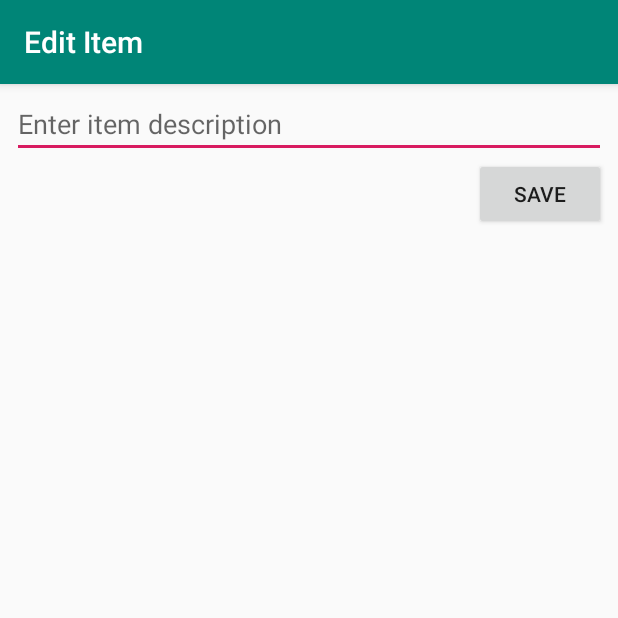
After one commit to jessicamindel/FBU-SimpleTodo, an Android app: the EditItemActivity screen opened directly, with no data from a screen before it, on a phone screen of 412 x 824 dp, the top half of it. The commit adds this screen. Run offline under Robolectric (Android 15) with nearby library versions, the phone set to English and light mode, and no system bars.

Commit message:
Finish stretch goals
Can now edit the description of each task.

```diff
--- a/SimpleTodo/app/src/main/AndroidManifest.xml
+++ b/SimpleTodo/app/src/main/AndroidManifest.xml
@@ -9,6 +9,7 @@
         android:roundIcon="@mipmap/ic_launcher_round"
         android:supportsRtl="true"
         android:theme="@style/AppTheme">
+        <activity android:name=".EditItemActivity"></activity>
         <activity android:name=".MainActivity">
             <intent-filter>
                 <action android:name="android.intent.action.MAIN" />
--- /dev/null
+++ b/SimpleTodo/app/src/main/java/com/jmindel/simpletodo/EditItemActivity.java
@@ -0,0 +1,35 @@
+package com.jmindel.simpletodo;
+
+import android.content.Intent;
+import android.os.Bundle;
+import android.view.View;
+import android.widget.EditText;
+
+import androidx.appcompat.app.AppCompatActivity;
+
+import static com.jmindel.simpletodo.MainActivity.ITEM_POSITION;
+import static com.jmindel.simpletodo.MainActivity.ITEM_TEXT;
+
+public class EditItemActivity extends AppCompatActivity {
+
+    EditText etItemText;
+    int position;
+
+    @Override
+    protected void onCreate(Bundle savedInstanceState) {
+        super.onCreate(savedInstanceState);
+        setContentView(R.layout.activity_edit_item);
+        etItemText = (EditText) findViewById(R.id.etItemText);
+        etItemText.setText(getIntent().getStringExtra(ITEM_TEXT));
+        position = getIntent().getIntExtra(ITEM_POSITION, 0);
+        getSupportActionBar().setTitle("Edit Item");
+    }
+
+    public void onSaveItem(View v) {
+        Intent intent = new Intent();
+        intent.putExtra(ITEM_TEXT, etItemText.getText().toString());
+        intent.putExtra(ITEM_POSITION, position);
+        setResult(RESULT_OK, intent);
+        finish();
+    }
+}
--- /dev/null
+++ b/SimpleTodo/app/src/main/res/layout/activity_edit_item.xml
@@ -0,0 +1,36 @@
+<?xml version="1.0" encoding="utf-8"?>
+<androidx.constraintlayout.widget.ConstraintLayout xmlns:android="http://schemas.android.com/apk/res/android"
+    xmlns:app="http://schemas.android.com/apk/res-auto"
+    xmlns:tools="http://schemas.android.com/tools"
+    android:layout_width="match_parent"
+    android:layout_height="match_parent"
+    tools:context=".EditItemActivity">
+
+    <Button
+        android:id="@+id/btnSave"
+        android:layout_width="wrap_content"
+        android:layout_height="wrap_content"
+        android:layout_marginEnd="8dp"
+        android:layout_marginRight="8dp"
+        android:text="Save"
+        android:onClick="onSaveItem"
+        app:layout_constraintEnd_toEndOf="parent"
+        app:layout_constraintTop_toBottomOf="@+id/etItemText" />
+
+    <EditText
+        android:id="@+id/etItemText"
+        android:layout_width="0dp"
+        android:layout_height="41dp"
+        android:layout_marginStart="8dp"
+        android:layout_marginLeft="8dp"
+        android:layout_marginTop="8dp"
+        android:layout_marginEnd="8dp"
+        android:layout_marginRight="8dp"
+        android:ems="10"
+        android:gravity="start|top"
+        android:hint="Enter item description"
+        android:inputType="textMultiLine"
+        app:layout_constraintEnd_toEndOf="parent"
+        app:layout_constraintStart_toStartOf="parent"
+        app:layout_constraintTop_toTopOf="parent" />
+</androidx.constraintlayout.widget.ConstraintLayout>
```
Also changed, not shown: SimpleTodo/app/src/main/java/com/jmindel/simpletodo/MainActivity.java (+29 -5 lines).
